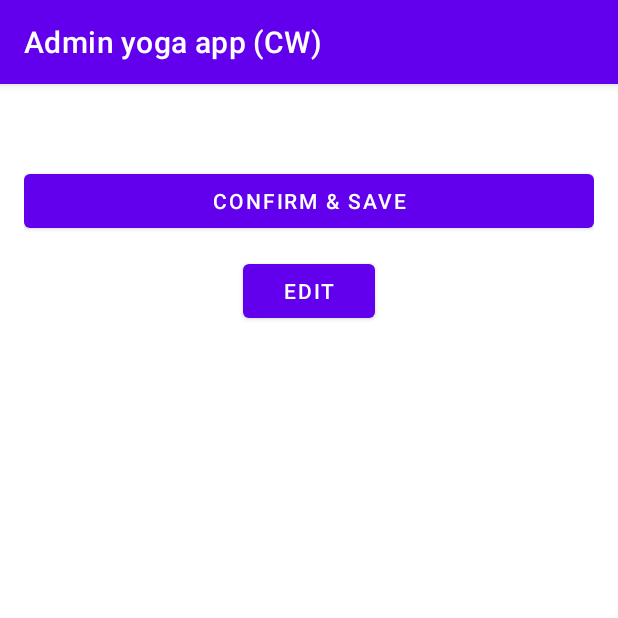
After one commit to momokapoolz/UoG-Program, an Android app: the ConfirmYogaClassActivity screen opened directly, with no data from a screen before it, on a phone screen of 412 x 824 dp, the top half of it. The commit adds this screen. Run offline under Robolectric (Android 15) with nearby library versions, the phone set to English and light mode, and no system bars.

Commit message:
xong 1 phan admin, xem, sua xoa la xong

```diff
--- a/program year 3/Mobile CW/Admin yoga mobile app/app/build.gradle.kts
+++ b/program year 3/Mobile CW/Admin yoga mobile app/app/build.gradle.kts
@@ -48,6 +48,9 @@ dependencies {
     androidTestImplementation(libs.ext.junit)
     androidTestImplementation(libs.espresso.core)
 
+     // hoặc version mới hơn
+
+
     // Firebase BoM (Bill of Materials)
     implementation(platform("com.google.firebase:firebase-bom:33.12.0"))
 
@@ -60,4 +63,7 @@ dependencies {
     // Firebase Authentication (if needed)
     implementation("com.google.firebase:firebase-auth")
 
+    implementation ("com.google.firebase:firebase-database:20.3.0")
+
+
 }
--- a/program year 3/Mobile CW/Admin yoga mobile app/app/src/main/AndroidManifest.xml
+++ b/program year 3/Mobile CW/Admin yoga mobile app/app/src/main/AndroidManifest.xml
@@ -13,6 +13,9 @@
         android:theme="@style/Theme.AdminYogaAppCW"
         tools:targetApi="31">
         <activity
+            android:name=".ConfirmYogaClassActivity"
+            android:exported="false" />
+        <activity
             android:name=".AddYogaClassActivity"
             android:exported="false" />
         <activity
--- /dev/null
+++ b/program year 3/Mobile CW/Admin yoga mobile app/app/src/main/java/com/example/adminyogaappcw/ConfirmYogaClassActivity.java
@@ -0,0 +1,63 @@
+package com.example.adminyogaappcw;
+
+
+import android.os.Bundle;
+import android.widget.Button;
+import android.widget.TextView;
+import android.widget.Toast;
+
+import androidx.appcompat.app.AppCompatActivity;
+
+import com.example.adminyogaappcw.model.yogaClass;
+
+public class ConfirmYogaClassActivity extends AppCompatActivity {
+
+    private TextView txtSummary;
+    private Button btnConfirmSave, btnEdit;
+
+    private yogaClass yc;
+
+    @Override
+    protected void onCreate(Bundle savedInstanceState) {
+        super.onCreate(savedInstanceState);
+        setContentView(R.layout.activity_confirm_yoga_class);
+
+        txtSummary = findViewById(R.id.txtClassDetails);
+        btnConfirmSave = findViewById(R.id.btnConfirmSave);
+        btnEdit = findViewById(R.id.btnEdit);
+
+        yc = (yogaClass) getIntent().getSerializableExtra("yogaClass");
+
+        if (yc != null) {
+            String summary = "Day: " + yc.getDayOfWeek() + "\n"
+                    + "Time: " + yc.getTime() + "\n"
+                    + "Capacity: " + yc.getCapacity() + "\n"
+                    + "Duration: " + yc.getDurationMinutes() + " minutes\n"
+                    + "Price: $" + yc.getPrice() + "\n"
+                    + "Type: " + yc.getType() + "\n"
+                    + "Description: " + yc.getDescription() + "\n"
+                    + "Instructor: " + yc.getInstructorName() + "\n"
+                    + "Difficulty: " + yc.getDifficultyLevel();
+
+            txtSummary.setText(summary);
+        }
+
+        btnConfirmSave.setText("Confirm & Save");
+        btnConfirmSave.setOnClickListener(v -> {
+            if (yc != null) {
+                AddYogaClassActivity tempActivity = new AddYogaClassActivity();
+
+                tempActivity.saveToLocal(ConfirmYogaClassActivity.this, yc);
+                tempActivity.saveToFirebase(yc);
+
+                Toast.makeText(this, "Saved to local & Firebase!", Toast.LENGTH_SHORT).show();
+                finish();
+            }
+        });
+
+        btnEdit.setText("Edit");
+        btnEdit.setOnClickListener(v -> {
+            onBackPressed(); // Quay lại màn trước
+        });
+    }
+}
--- a/program year 3/Mobile CW/Admin yoga mobile app/app/src/main/java/com/example/adminyogaappcw/model/yogaClass.java
+++ b/program year 3/Mobile CW/Admin yoga mobile app/app/src/main/java/com/example/adminyogaappcw/model/yogaClass.java
@@ -1,6 +1,9 @@
 package com.example.adminyogaappcw.model;
 
-public class yogaClass {
+import java.io.Serializable;
+
+
+public class yogaClass implements Serializable {
     private String dayOfWeek;
     private String time;
     private int capacity;
--- /dev/null
+++ b/program year 3/Mobile CW/Admin yoga mobile app/app/src/main/res/layout/activity_confirm_yoga_class.xml
@@ -0,0 +1,36 @@
+<?xml version="1.0" encoding="utf-8"?>
+<ScrollView xmlns:android="http://schemas.android.com/apk/res/android"
+    android:layout_width="match_parent"
+    android:layout_height="match_parent"
+    android:padding="16dp">
+
+    <LinearLayout
+        android:orientation="vertical"
+        android:layout_width="match_parent"
+        android:layout_height="wrap_content">
+
+        <TextView
+            android:id="@+id/txtClassDetails"
+            android:textSize="16sp"
+            android:layout_width="match_parent"
+            android:layout_height="wrap_content"
+            android:paddingBottom="16dp" />
+
+
+        <Button
+            android:id="@+id/btnConfirmSave"
+            android:layout_width="match_parent"
+            android:layout_height="wrap_content"
+            android:text="Upload" />
+
+        <Button
+            android:id="@+id/btnEdit"
+            android:layout_width="wrap_content"
+            android:layout_height="wrap_content"
+            android:text="Edit"
+            android:layout_marginTop="12dp"
+            android:layout_gravity="center_horizontal"/>/>
+
+
+    </LinearLayout>
+</ScrollView>
```
Also changed, not shown: program year 3/Mobile CW/Admin yoga mobile app/app/src/main/java/com/example/adminyogaappcw/AddYogaClassActivity.java (+59 -4 lines), program year 3/Mobile CW/Admin yoga mobile app/app/src/main/java/com/example/adminyogaappcw/db/DatabaseHelper.java (added, +49 -0 lines), program year 3/Mobile CW/Admin yoga mobile app/build.gradle.kts (line endings or trailing spaces).
